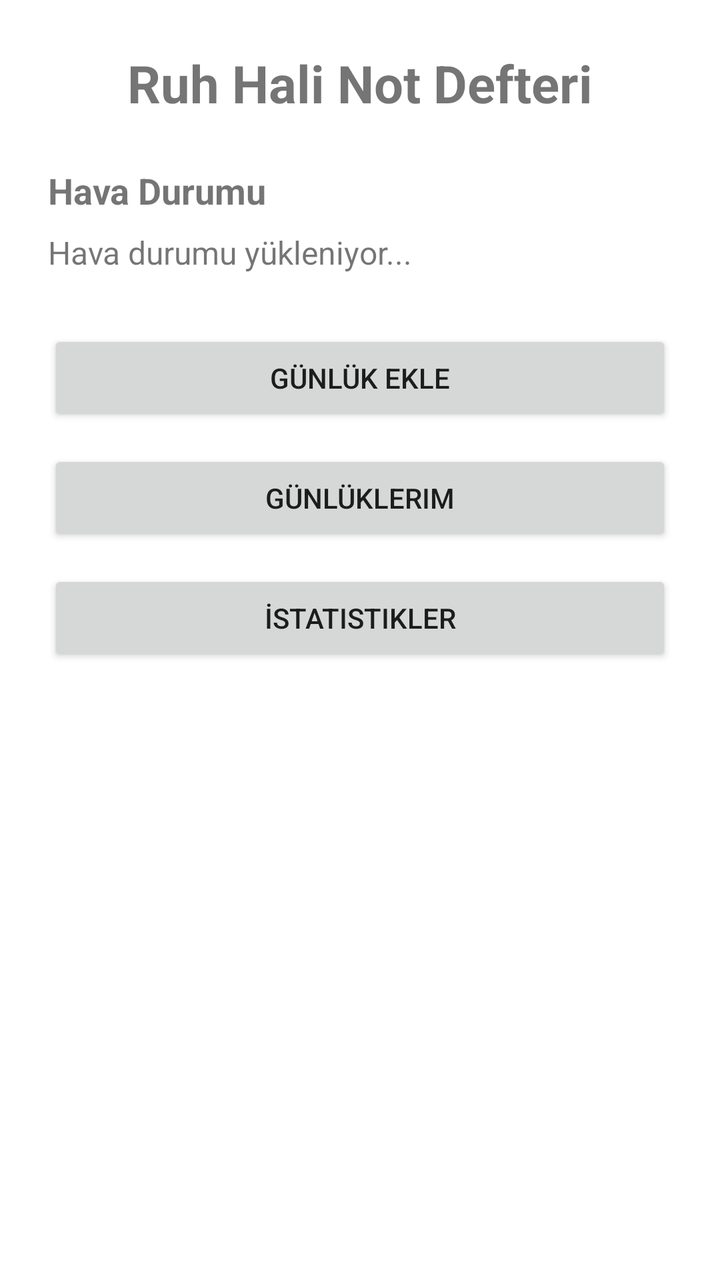
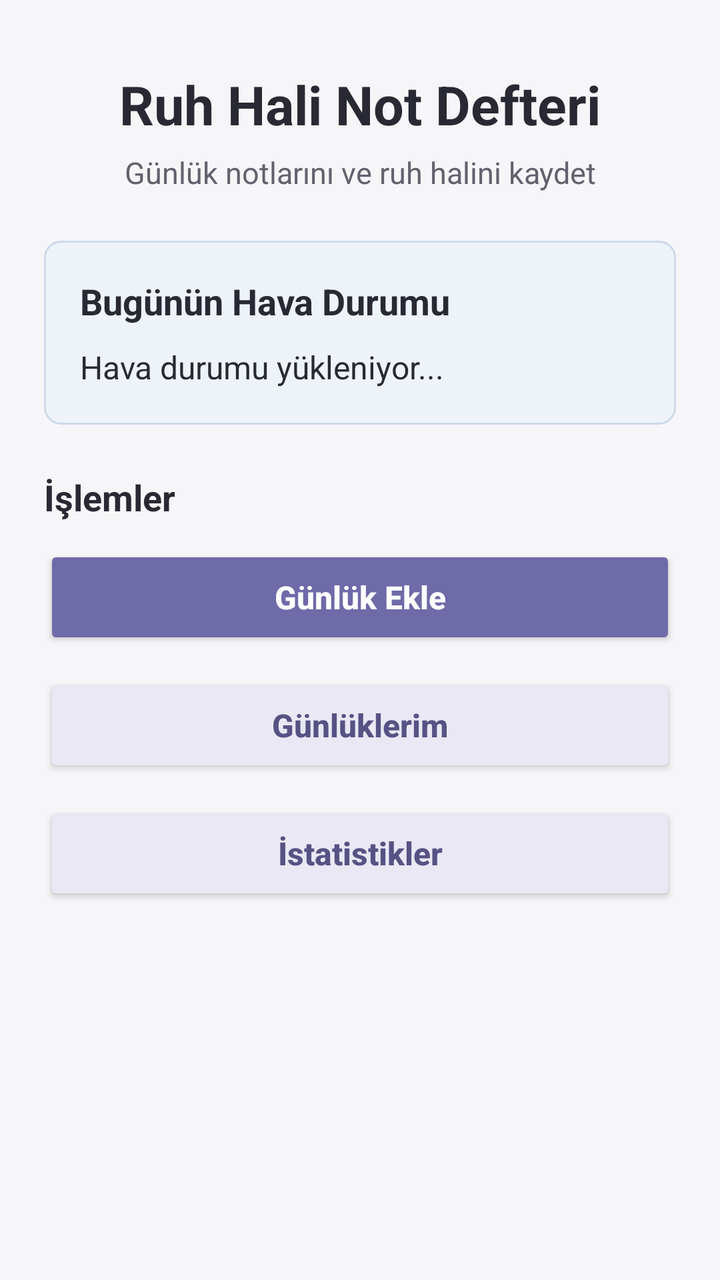

Before-and-after screenshots of an Android layout around one commit, followed by the original layout XML and the change that was made.
<!-- AndroidManifest.xml: application theme android:Theme.Material.Light.NoActionBar -->
<!-- res/layout/activity_main.xml -->
<?xml version="1.0" encoding="utf-8"?>
<LinearLayout xmlns:android="http://schemas.android.com/apk/res/android"
    android:layout_width="match_parent"
    android:layout_height="match_parent"
    android:orientation="vertical"
    android:padding="24dp"
    android:background="#FFFFFF">

    <TextView
        android:id="@+id/titleText"
        android:layout_width="match_parent"
        android:layout_height="wrap_content"
        android:text="Ruh Hali Not Defteri"
        android:textSize="26sp"
        android:textStyle="bold"
        android:gravity="center"
        android:layout_marginBottom="24dp" />

    <TextView
        android:id="@+id/weatherTitleText"
        android:layout_width="match_parent"
        android:layout_height="wrap_content"
        android:text="Hava Durumu"
        android:textSize="18sp"
        android:textStyle="bold"
        android:layout_marginBottom="8dp" />

    <TextView
        android:id="@+id/weatherText"
        android:layout_width="match_parent"
        android:layout_height="wrap_content"
        android:text="Hava durumu yükleniyor..."
        android:textSize="16sp"
        android:layout_marginBottom="28dp" />

    <Button
        android:id="@+id/addButton"
        android:layout_width="match_parent"
        android:layout_height="wrap_content"
        android:text="Günlük Ekle"
        android:layout_marginBottom="12dp" />

    <Button
        android:id="@+id/listButton"
        android:layout_width="match_parent"
        android:layout_height="wrap_content"
        android:text="Günlüklerim"
        android:layout_marginBottom="12dp" />

    <Button
        android:id="@+id/statsButton"
        android:layout_width="match_parent"
        android:layout_height="wrap_content"
        android:text="İstatistikler" />

</LinearLayout>
<!-- resources referenced by this layout -->
<resources>

</resources>

<!-- the commit's change to res/layout/activity_main.xml (unified diff, before → after) -->
@@ -1,56 +1,84 @@
 <?xml version="1.0" encoding="utf-8"?>
-<LinearLayout xmlns:android="http://schemas.android.com/apk/res/android"
+<ScrollView xmlns:android="http://schemas.android.com/apk/res/android"
     android:layout_width="match_parent"
     android:layout_height="match_parent"
-    android:orientation="vertical"
-    android:padding="24dp"
-    android:background="#FFFFFF">
+    android:background="@color/screen_background"
+    android:fillViewport="true">
 
-    <TextView
-        android:id="@+id/titleText"
+    <LinearLayout
         android:layout_width="match_parent"
         android:layout_height="wrap_content"
-        android:text="Ruh Hali Not Defteri"
-        android:textSize="26sp"
-        android:textStyle="bold"
-        android:gravity="center"
-        android:layout_marginBottom="24dp" />
+        android:orientation="vertical"
+        android:padding="22dp">
 
-    <TextView
-        android:id="@+id/weatherTitleText"
-        android:layout_width="match_parent"
-        android:layout_height="wrap_content"
-        android:text="Hava Durumu"
-        android:textSize="18sp"
-        android:textStyle="bold"
-        android:layout_marginBottom="8dp" />
+        <TextView
+            android:id="@+id/titleText"
+            style="@style/ScreenTitle"
+            android:layout_width="match_parent"
+            android:layout_height="wrap_content"
+            android:text="Ruh Hali Not Defteri"
+            android:layout_marginTop="12dp"
+            android:layout_marginBottom="6dp" />
 
-    <TextView
-        android:id="@+id/weatherText"
-        android:layout_width="match_parent"
-        android:layout_height="wrap_content"
-        android:text="Hava durumu yükleniyor..."
-        android:textSize="16sp"
-        android:layout_marginBottom="28dp" />
+        <TextView
+            android:layout_width="match_parent"
+            android:layout_height="wrap_content"
+            android:text="Günlük notlarını ve ruh halini kaydet"
+            android:textColor="@color/text_secondary"
+            android:textSize="15sp"
+            android:gravity="center"
+            android:layout_marginBottom="24dp" />
 
-    <Button
-        android:id="@+id/addButton"
-        android:layout_width="match_parent"
-        android:layout_height="wrap_content"
-        android:text="Günlük Ekle"
-        android:layout_marginBottom="12dp" />
+        <LinearLayout
+            android:layout_width="match_parent"
+            android:layout_height="wrap_content"
+            android:orientation="vertical"
+            android:background="@drawable/bg_weather_card"
+            android:padding="18dp"
+            android:layout_marginBottom="24dp">
 
-    <Button
-        android:id="@+id/listButton"
-        android:layout_width="match_parent"
-        android:layout_height="wrap_content"
-        android:text="Günlüklerim"
-        android:layout_marginBottom="12dp" />
+            <TextView
+                android:id="@+id/weatherTitleText"
+                style="@style/SectionTitle"
+                android:layout_width="match_parent"
+                android:layout_height="wrap_content"
+                android:text="Bugünün Hava Durumu"
+                android:layout_marginBottom="10dp" />
 
-    <Button
-        android:id="@+id/statsButton"
-        android:layout_width="match_parent"
-        android:layout_height="wrap_content"
-        android:text="İstatistikler" />
+            <TextView
+                android:id="@+id/weatherText"
+                android:layout_width="match_parent"
+                android:layout_height="wrap_content"
+                android:text="Hava durumu yükleniyor..."
+                android:textColor="@color/text_primary"
+                android:textSize="16sp"
+                android:lineSpacingExtra="5dp" />
 
-</LinearLayout>
+        </LinearLayout>
+
+        <TextView
+            style="@style/SectionTitle"
+            android:layout_width="match_parent"
+            android:layout_height="wrap_content"
+            android:text="İşlemler"
+            android:layout_marginBottom="12dp" />
+
+        <Button
+            android:id="@+id/addButton"
+            style="@style/PrimaryButton"
+            android:text="Günlük Ekle"
+            android:layout_marginBottom="12dp" />
+
+        <Button
+            android:id="@+id/listButton"
+            style="@style/SecondaryButton"
+            android:text="Günlüklerim"
+            android:layout_marginBottom="12dp" />
+
+        <Button
+            android:id="@+id/statsButton"
+            style="@style/SecondaryButton"
+            android:text="İstatistikler" />
+
+    </LinearLayout>
+</ScrollView>
<!-- resource entries referenced after the edit -->
@@ -1,5 +1,52 @@
 <!-- resources referenced by this layout -->
 <resources>
-
+  <color name="screen_background">#F6F6F9</color>
+  <color name="text_primary">#292933</color>
+  <color name="text_secondary">#62626E</color>
+  <!-- drawable bg_weather_card (drawable) -->
+  <?xml version="1.0" encoding="utf-8"?>
+  <shape xmlns:android="http://schemas.android.com/apk/res/android">
+      <solid android:color="#EEF3FA" />
+      <stroke
+          android:width="1dp"
+          android:color="#CDD9EA" />
+      <corners android:radius="8dp" />
+  </shape>
+  <style name="PrimaryButton">
+          <item name="android:layout_width">match_parent</item>
+          <item name="android:layout_height">52dp</item>
+          <item name="android:backgroundTint">@color/primary</item>
+          <item name="android:textColor">#FFFFFF</item>
+          <item name="android:textSize">16sp</item>
+          <item name="android:textStyle">bold</item>
+          <item name="android:textAllCaps">false</item>
+          <item name="android:letterSpacing">0</item>
+      </style>
+  <style name="ScreenTitle">
+          <item name="android:textColor">@color/text_primary</item>
+          <item name="android:textSize">27sp</item>
+          <item name="android:textStyle">bold</item>
+          <item name="android:gravity">center</item>
+          <item name="android:letterSpacing">0</item>
+      </style>
+  <style name="SecondaryButton">
+          <item name="android:layout_width">match_parent</item>
+          <item name="android:layout_height">52dp</item>
+          <item name="android:backgroundTint">@color/secondary</item>
+          <item name="android:textColor">@color/primary_dark</item>
+          <item name="android:textSize">16sp</item>
+          <item name="android:textStyle">bold</item>
+          <item name="android:textAllCaps">false</item>
+          <item name="android:letterSpacing">0</item>
+      </style>
+  <style name="SectionTitle">
+          <item name="android:textColor">@color/text_primary</item>
+          <item name="android:textSize">18sp</item>
+          <item name="android:textStyle">bold</item>
+          <item name="android:letterSpacing">0</item>
+      </style>
+  <color name="primary">#6F6AA8</color>
+  <color name="secondary">#E9E8F4</color>
+  <color name="primary_dark">#575284</color>
 </resources>
 
